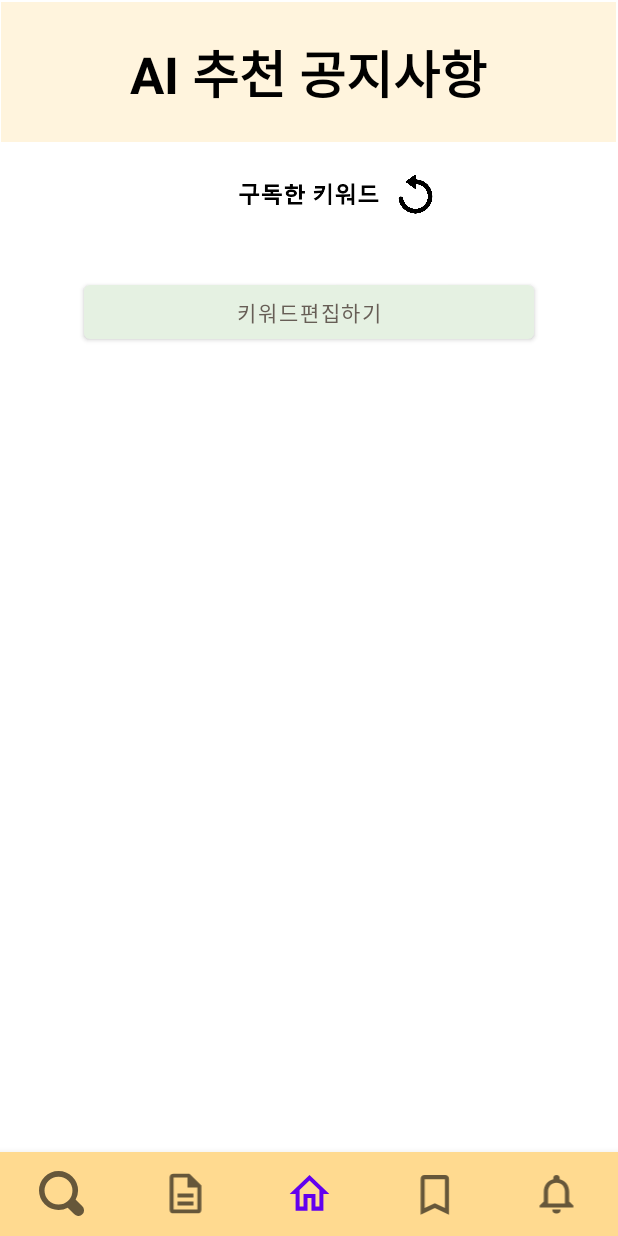
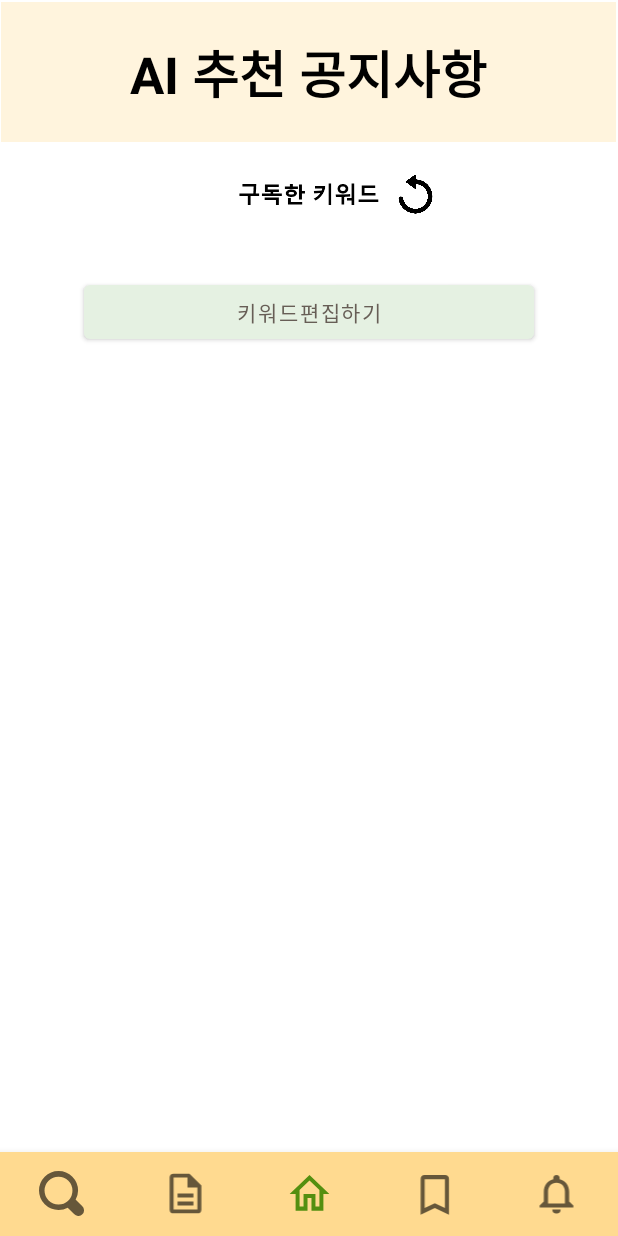
Before and after one commit to yelimahn/skkuNotice, an Android app: the screen it shows after launch (MainActivity), on a phone screen of 412 x 824 dp. Run offline under Robolectric (Android 15) with nearby library versions, the phone set to English and light mode, and no system bars; our stand-ins replace Firebase (no records; nobody signed in at launch, a user with empty details on screens opened directly), Room's generated code, navigation-ui; pictures from the network do not load.

Commit message:
약간 색상 수정함
ㄹㅇ임

```diff
--- a/noticesubscribe/app/src/main/res/values/colors.xml
+++ b/noticesubscribe/app/src/main/res/values/colors.xml
@@ -7,4 +7,5 @@
     <color name="teal_700">#FF018786</color>
     <color name="black">#FF000000</color>
     <color name="white">#FFFFFFFF</color>
+    <color name="bottomItemSelectedColor">#548F10</color>
 </resources>
--- a/noticesubscribe/app/src/main/res/values/themes.xml
+++ b/noticesubscribe/app/src/main/res/values/themes.xml
@@ -2,8 +2,8 @@
     <!-- Base application theme. -->
     <style name="Theme.Noticesubscribe" parent="Theme.MaterialComponents.DayNight.NoActionBar">
         <!-- Primary brand color. -->
-        <item name="colorPrimary">@color/purple_500</item>
-        <item name="colorPrimaryVariant">@color/purple_700</item>
+        <item name="colorPrimary">#548F10</item>
+        <item name="colorPrimaryVariant">#548F10</item>
         <item name="colorOnPrimary">@color/white</item>
         <!-- Secondary brand color. -->
         <item name="colorSecondary">@color/teal_200</item>
```
